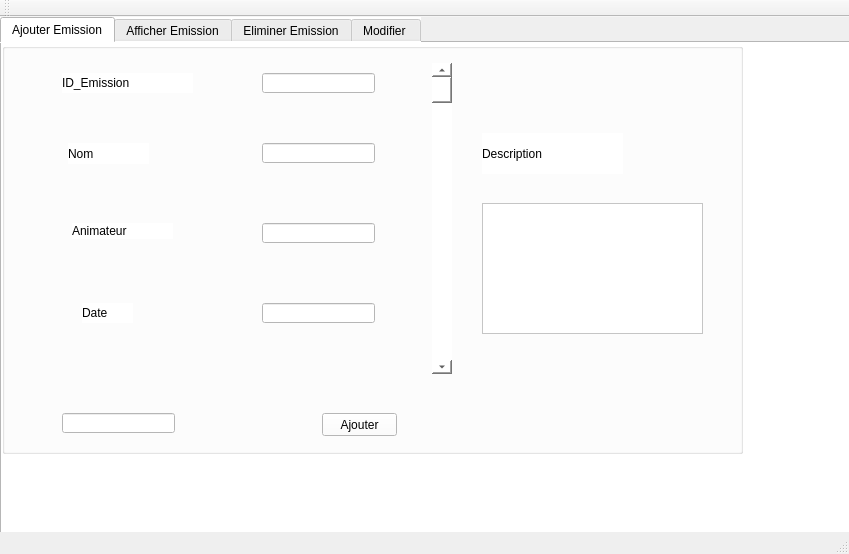
The window that Emission/Gestion_emission.ui (dina-boughanmi/projet-C-) describes before a commit, drawn with Qt 5.
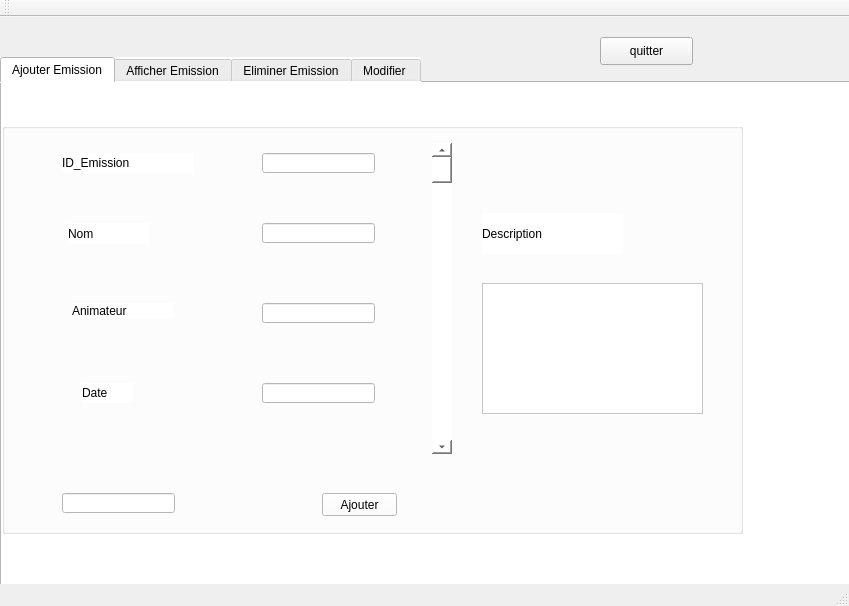
The same window after the commit.

Patch:
```diff
--- a/Emission/Gestion_emission.ui
+++ b/Emission/Gestion_emission.ui
@@ -7,7 +7,7 @@
     <x>0</x>
     <y>0</y>
     <width>849</width>
-    <height>554</height>
+    <height>606</height>
    </rect>
   </property>
   <property name="windowTitle">
@@ -18,7 +18,7 @@
     <property name="geometry">
      <rect>
       <x>0</x>
-      <y>0</y>
+      <y>40</y>
       <width>851</width>
       <height>531</height>
      </rect>
@@ -37,7 +37,7 @@
       <property name="geometry">
        <rect>
         <x>0</x>
-        <y>0</y>
+        <y>40</y>
         <width>741</width>
         <height>411</height>
        </rect>
@@ -649,6 +649,19 @@
      </widget>
     </widget>
    </widget>
+   <widget class="QPushButton" name="pushButton_2">
+    <property name="geometry">
+     <rect>
+      <x>600</x>
+      <y>20</y>
+      <width>93</width>
+      <height>28</height>
+     </rect>
+    </property>
+    <property name="text">
+     <string>quitter</string>
+    </property>
+   </widget>
   </widget>
   <widget class="QMenuBar" name="menuBar">
    <property name="geometry">
```
Left out of the diff: 2 changed lines with no effect on the pictures.
